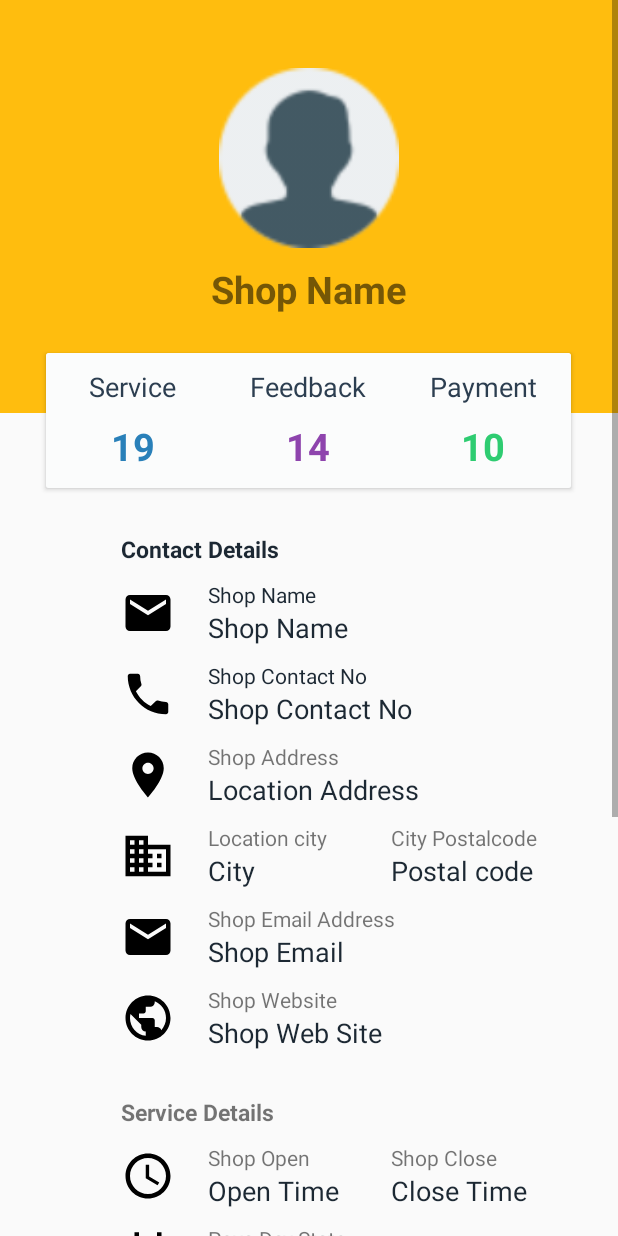
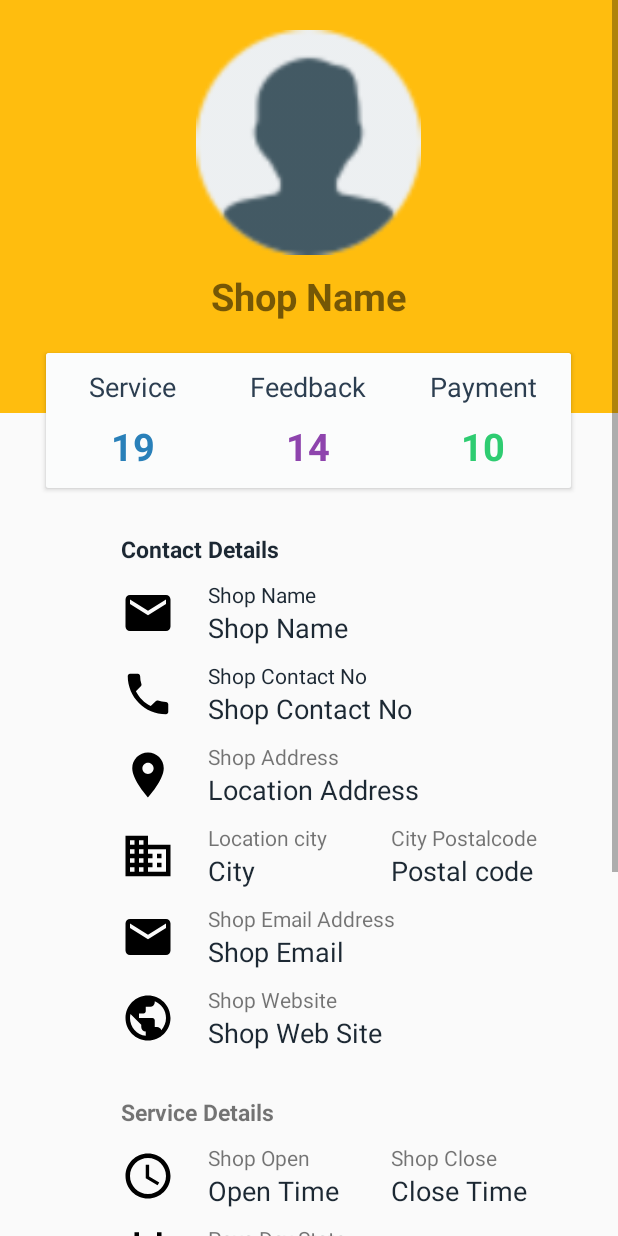
Before and after one commit to NiwanthaR/My_Mechanic_App, an Android app: the mechanic_shop_profile_dashboard screen opened directly, with no data from a screen before it, on a phone screen of 412 x 824 dp. Run offline under Robolectric (Android 15) with nearby library versions, the phone set to English and light mode, and no system bars; our stand-ins replace Firebase (no records; nobody signed in at launch, a user with empty details on screens opened directly), Picasso; 17 statements that could not run were skipped.

Commit message:
Load All Shop Profile Details

```diff
--- a/app/src/main/java/lk/demo/project/my_mechanic_app/views/MyallMechanicHolder.java
+++ b/app/src/main/java/lk/demo/project/my_mechanic_app/views/MyallMechanicHolder.java
@@ -12,6 +12,7 @@ class MyallMechanicHolder extends RecyclerView.ViewHolder {
 
     ImageView mechanic_logo;
     TextView mechanic_store_name,mechanic_store_owner_name,mechanic_store_location,mechanic_store_contact;
+    View mechanic_v;
 
     public MyallMechanicHolder(@NonNull View itemView) {
         super(itemView);
@@ -21,6 +22,7 @@ class MyallMechanicHolder extends RecyclerView.ViewHolder {
         mechanic_store_owner_name = itemView.findViewById(R.id.seller_ui_owner_name);
         mechanic_store_location = itemView.findViewById(R.id.seller_ui_city_location);
         mechanic_store_contact = itemView.findViewById(R.id.seller_ui_contact);
+        mechanic_v = itemView;
 
     }
 }
--- a/app/src/main/java/lk/demo/project/my_mechanic_app/views/mechanic_dashboard.java
+++ b/app/src/main/java/lk/demo/project/my_mechanic_app/views/mechanic_dashboard.java
@@ -225,7 +225,10 @@ public class mechanic_dashboard extends AppCompatActivity implements NavigationV
 
             case R.id.nav_shop_profile_mechanic:
                 Toast.makeText(mechanic_dashboard.this,"Shop Profile",Toast.LENGTH_SHORT).show();
-                startActivity(new Intent(mechanic_dashboard.this,mechanic_shop_profile_dashboard.class));
+                Intent intent = new Intent(mechanic_dashboard.this,mechanic_shop_profile_dashboard.class);
+                intent.putExtra("Seller_Key",firebaseUser.getUid());
+                startActivity(intent);
+                //startActivity(new Intent(mechanic_dashboard.this,mechanic_shop_profile_dashboard.class));
                 break;
 
             case R.id.nav_settings_mechanic:
--- a/app/src/main/java/lk/demo/project/my_mechanic_app/views/mechanic_shop_profile_dashboard.java
+++ b/app/src/main/java/lk/demo/project/my_mechanic_app/views/mechanic_shop_profile_dashboard.java
@@ -34,6 +34,9 @@ public class mechanic_shop_profile_dashboard extends AppCompatActivity {
     private Button go_edit;
     private ImageView mechanic_logo;
 
+    //String
+    String Seller_Key,User_Key;
+
     //Firebase
     private  FirebaseAuth firebaseAuth;
     private  FirebaseDatabase firebaseDatabase;
@@ -48,8 +51,19 @@ public class mechanic_shop_profile_dashboard extends AppCompatActivity {
         //Assign Variable
         Assign_value();
 
+        Seller_Key =getIntent().getStringExtra("Seller_Key");
+
         //Read variable value
         Read_value();
+
+        User_Key = firebaseAuth.getUid().trim();
+
+        if (Seller_Key.equals(User_Key))
+        {
+            go_edit.setVisibility(View.VISIBLE);
+        }else{
+            go_edit.setVisibility(View.GONE);
+        }
 
 
         go_edit.setOnClickListener(new View.OnClickListener() {
@@ -60,7 +74,7 @@ public class mechanic_shop_profile_dashboard extends AppCompatActivity {
         });
 
         StorageReference storageReference = firebaseStorage.getReference();
-        storageReference.child("Profile Picture").child(firebaseAuth.getUid()).getDownloadUrl().addOnSuccessListener(new OnSuccessListener<Uri>() {
+        storageReference.child("Profile Picture").child(Seller_Key).getDownloadUrl().addOnSuccessListener(new OnSuccessListener<Uri>() {
             @Override
             public void onSuccess(Uri uri) {
                 Picasso.get().load(uri).fit().centerCrop().into(mechanic_logo);
@@ -95,11 +109,13 @@ public class mechanic_shop_profile_dashboard extends AppCompatActivity {
         shop_serviceinfo = findViewById(R.id.tv_mechanic_s_shop_service_package);
         shop_begin = findViewById(R.id.tv_mechanic_s_shop_start_day);
         shop_regno = findViewById(R.id.tv_mechanic_s_shop_regno);
+
+        go_edit.setVisibility(View.GONE);
     }
 
     private void Read_value()
     {
-        DatabaseReference databaseReference = firebaseDatabase.getReference().child("User's Details").child("User Profile").child(firebaseAuth.getUid());
+        DatabaseReference databaseReference = firebaseDatabase.getReference().child("User's Details").child("User Profile").child(Seller_Key);
 
         databaseReference.addValueEventListener(new ValueEventListener() {
             @Override
@@ -124,6 +140,8 @@ public class mechanic_shop_profile_dashboard extends AppCompatActivity {
                 shop_begin.setText(mechanicProfile.getShop_start_date());
                 shop_regno.setText(mechanicProfile.getShop_regno());
 
+
+
             }
 
             @Override
--- a/app/src/main/res/layout/activity_mechanic_shop_dashboard.xml
+++ b/app/src/main/res/layout/activity_mechanic_shop_dashboard.xml
@@ -24,11 +24,11 @@
 
                 <ImageView
                     android:id="@+id/mechanic_s_shop_logo"
-                    android:layout_width="120dp"
-                    android:layout_height="120dp"
+                    android:layout_width="150dp"
+                    android:layout_height="150dp"
                     android:scaleType="fitXY"
                     android:layout_gravity="center_horizontal"
-                    android:layout_marginTop="45dp"
+                    android:layout_marginTop="20dp"
                     android:src="@drawable/blank_user" />
 
                 <TextView
@@ -685,6 +685,7 @@
                     android:layout_width="match_parent"
                     android:layout_height="wrap_content"
                     android:orientation="horizontal"
+                    android:layout_marginBottom="40dp"
                     android:layout_marginTop="10dp"
                     android:paddingLeft="50dp">
 
@@ -760,7 +761,6 @@
                 <Button
                     android:id="@+id/btn_goedite_mechanic_shop_profile"
                     android:text="Edit Profile"
-                    android:layout_marginTop="30dp"
                     android:layout_width="match_parent"
                     android:layout_height="50dp"
                     android:layout_marginRight="70dp"
```
Also changed, not shown: app/src/main/java/lk/demo/project/my_mechanic_app/views/show_all_mechanician_dash.java (+13 -1 lines).
